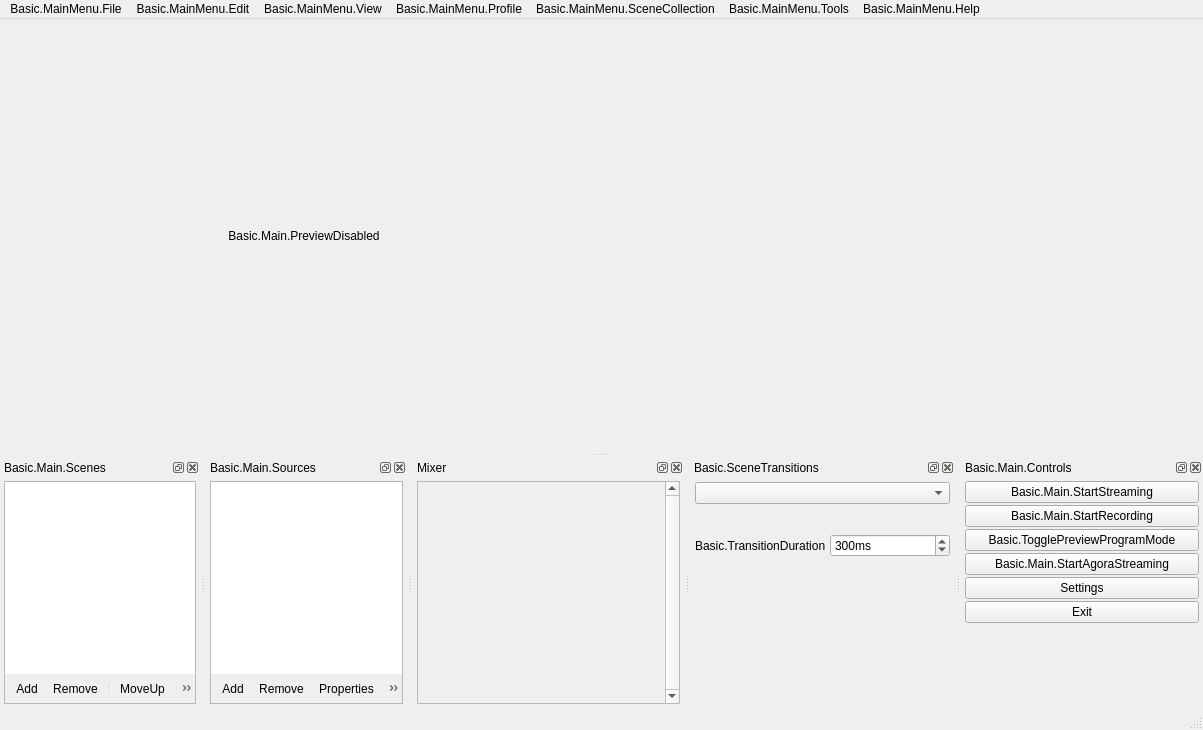
Before: the Qt Designer form UI/forms/OBSBasic.ui in AgoraIO/OBS, drawn with Qt 5.
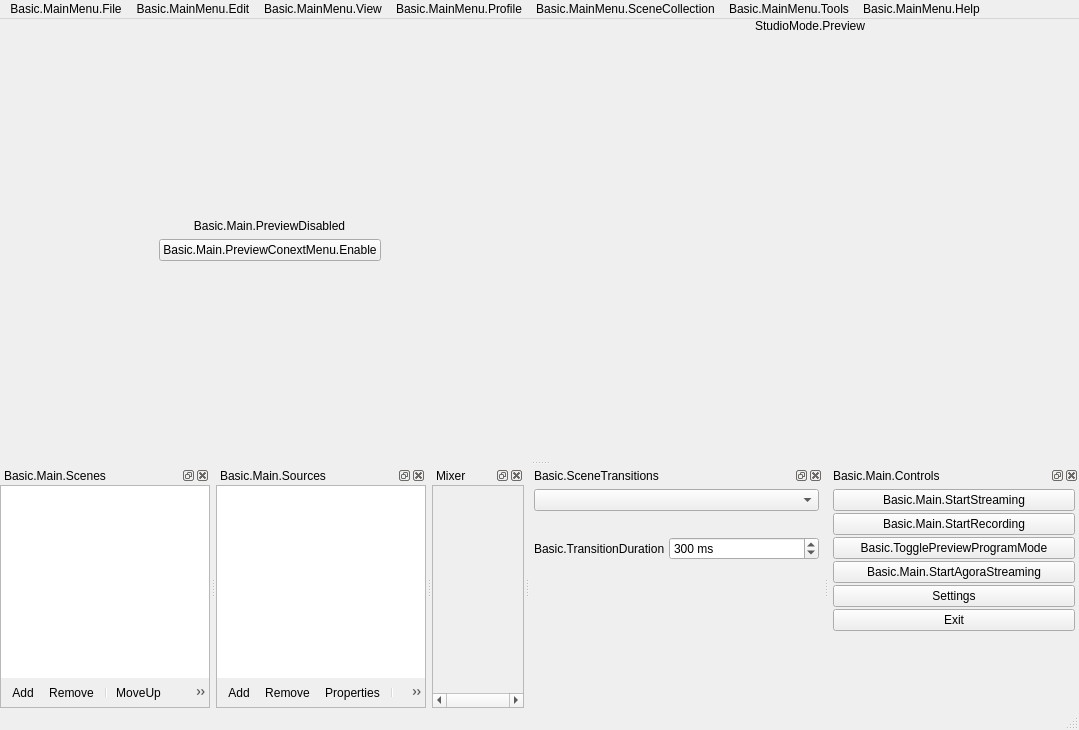
After: the same form once the commit is applied. The open tabs and pages were chosen to show the change. Icons and pictures are not drawn. Custom widgets are drawn as their Qt base class.

Patch:
```diff
--- a/UI/forms/OBSBasic.ui
+++ b/UI/forms/OBSBasic.ui
@@ -7,7 +7,7 @@
    <rect>
     <x>0</x>
     <y>0</y>
-    <width>1203</width>
+    <width>1079</width>
     <height>730</height>
    </rect>
   </property>
@@ -35,18 +35,57 @@
   </property>
   <widget class="QWidget" name="centralwidget">
    <layout class="QVBoxLayout" name="verticalLayout">
+    <property name="spacing">
+     <number>0</number>
+    </property>
+    <property name="leftMargin">
+     <number>0</number>
+    </property>
+    <property name="topMargin">
+     <number>0</number>
+    </property>
+    <property name="rightMargin">
+     <number>0</number>
+    </property>
+    <property name="bottomMargin">
+     <number>0</number>
+    </property>
     <item>
      <layout class="QHBoxLayout" name="horizontalLayout_2">
       <item>
-       <widget class="QLabel" name="previewDisabledLabel">
+       <layout class="QHBoxLayout" name="previewLayout">
+        <property name="spacing">
+         <number>2</number>
+        </property>
+        <item>
+         <widget class="QWidget" name="previewDisabledWidget" native="true">
         <property name="sizePolicy">
          <sizepolicy hsizetype="Expanding" vsizetype="Expanding">
           <horstretch>0</horstretch>
           <verstretch>0</verstretch>
          </sizepolicy>
         </property>
-        <property name="contextMenuPolicy">
-         <enum>Qt::CustomContextMenu</enum>
+          <layout class="QVBoxLayout" name="verticalLayout_7">
+           <item>
+            <spacer name="verticalSpacer_2">
+             <property name="orientation">
+              <enum>Qt::Vertical</enum>
+             </property>
+             <property name="sizeHint" stdset="0">
+              <size>
+               <width>20</width>
+               <height>40</height>
+              </size>
+             </property>
+            </spacer>
+           </item>
+           <item>
+            <widget class="QLabel" name="label">
+             <property name="sizePolicy">
+              <sizepolicy hsizetype="Preferred" vsizetype="Preferred">
+               <horstretch>0</horstretch>
+               <verstretch>0</verstretch>
+              </sizepolicy>
         </property>
         <property name="text">
          <string>Basic.Main.PreviewDisabled</string>
@@ -57,15 +96,73 @@
        </widget>
       </item>
       <item>
-       <layout class="QHBoxLayout" name="previewLayout">
-        <property name="spacing">
-         <number>2</number>
-        </property>
+            <layout class="QHBoxLayout" name="horizontalLayout">
+             <item>
+              <spacer name="horizontalSpacer_2">
+               <property name="orientation">
+                <enum>Qt::Horizontal</enum>
+               </property>
+               <property name="sizeHint" stdset="0">
+                <size>
+                 <width>40</width>
+                 <height>20</height>
+                </size>
+               </property>
+              </spacer>
+             </item>
+             <item>
+              <widget class="QPushButton" name="enablePreviewButton">
+               <property name="text">
+                <string>Basic.Main.PreviewConextMenu.Enable</string>
+               </property>
+              </widget>
+             </item>
+             <item>
+              <spacer name="horizontalSpacer_3">
+               <property name="orientation">
+                <enum>Qt::Horizontal</enum>
+               </property>
+               <property name="sizeHint" stdset="0">
+                <size>
+                 <width>40</width>
+                 <height>20</height>
+                </size>
+               </property>
+              </spacer>
+             </item>
+            </layout>
+           </item>
+           <item>
+            <spacer name="verticalSpacer_3">
+             <property name="orientation">
+              <enum>Qt::Vertical</enum>
+             </property>
+             <property name="sizeHint" stdset="0">
+              <size>
+               <width>20</width>
+               <height>40</height>
+              </size>
+             </property>
+            </spacer>
+           </item>
+          </layout>
+         </widget>
+        </item>
         <item>
          <layout class="QVBoxLayout" name="previewTextLayout">
           <property name="spacing">
-           <number>4</number>
+           <number>0</number>
           </property>
+          <item>
+           <widget class="QLabel" name="previewLabel">
+            <property name="text">
+             <string>StudioMode.Preview</string>
+            </property>
+            <property name="alignment">
+             <set>Qt::AlignBottom|Qt::AlignHCenter</set>
+            </property>
+           </widget>
+          </item>
           <item>
            <widget class="OBSBasicPreview" name="preview" native="true">
             <property name="sizePolicy">
@@ -102,8 +199,8 @@
     <rect>
      <x>0</x>
      <y>0</y>
-     <width>1203</width>
-     <height>30</height>
+     <width>1079</width>
+     <height>23</height>
     </rect>
    </property>
    <widget class="QMenu" name="menu_File">
@@ -325,17 +422,20 @@
    </attribute>
    <widget class="QWidget" name="dockWidgetContents_2">
     <layout class="QVBoxLayout" name="verticalLayout_6">
+     <property name="spacing">
+      <number>0</number>
+     </property>
      <property name="leftMargin">
-      <number>4</number>
+      <number>0</number>
      </property>
      <property name="topMargin">
-      <number>4</number>
+      <number>0</number>
      </property>
      <property name="rightMargin">
-      <number>4</number>
+      <number>0</number>
      </property>
      <property name="bottomMargin">
-      <number>4</number>
+      <number>0</number>
      </property>
      <item>
       <widget class="QFrame" name="scenesFrame">
@@ -457,17 +557,20 @@
    </attribute>
    <widget class="QWidget" name="dockWidgetContents_6">
     <layout class="QVBoxLayout" name="verticalLayout_5">
+     <property name="spacing">
+      <number>0</number>
+     </property>
      <property name="leftMargin">
-      <number>4</number>
+      <number>0</number>
      </property>
      <property name="topMargin">
-      <number>4</number>
+      <number>0</number>
      </property>
      <property name="rightMargin">
-      <number>4</number>
+      <number>0</number>
      </property>
      <property name="bottomMargin">
-      <number>4</number>
+      <number>0</number>
      </property>
      <item>
       <widget class="QFrame" name="sourcesFrame">
@@ -506,7 +609,7 @@
          <number>0</number>
         </property>
         <item>
-         <widget class="SourceListWidget" name="sources">
+         <widget class="SourceTree" name="sources">
           <property name="sizePolicy">
            <sizepolicy hsizetype="Preferred" vsizetype="Expanding">
             <horstretch>0</horstretch>
@@ -590,26 +693,24 @@
    </attribute>
    <widget class="QWidget" name="dockWidgetContents_7">
     <layout class="QVBoxLayout" name="verticalLayout_4">
+     <property name="spacing">
+      <number>0</number>
+     </property>
      <property name="leftMargin">
-      <number>4</number>
+      <number>0</number>
      </property>
      <property name="topMargin">
-      <number>4</number>
+      <number>0</number>
      </property>
      <property name="rightMargin">
-      <number>4</number>
+      <number>0</number>
      </property>
      <property name="bottomMargin">
-      <number>4</number>
+      <number>0</number>
      </property>
      <item>
-      <widget class="VScrollArea" name="mixerScrollArea">
-       <property name="minimumSize">
-        <size>
-         <width>220</width>
-         <height>0</height>
-        </size>
-       </property>
+      <widget class="QStackedWidget" name="stackedMixerArea">
+       <widget class="VScrollArea" name="hMixerScrollArea">
        <property name="contextMenuPolicy">
         <enum>Qt::CustomContextMenu</enum>
        </property>
@@ -660,6 +761,60 @@
           <number>0</number>
          </property>
         </layout>
+        </widget>
+       </widget>
+       <widget class="HScrollArea" name="vMixerScrollArea">
+        <property name="contextMenuPolicy">
+         <enum>Qt::CustomContextMenu</enum>
+        </property>
+        <property name="frameShape">
+         <enum>QFrame::StyledPanel</enum>
+        </property>
+        <property name="frameShadow">
+         <enum>QFrame::Sunken</enum>
+        </property>
+        <property name="verticalScrollBarPolicy">
+         <enum>Qt::ScrollBarAlwaysOff</enum>
+        </property>
+        <property name="horizontalScrollBarPolicy">
+         <enum>Qt::ScrollBarAlwaysOn</enum>
+        </property>
+        <property name="widgetResizable">
+         <bool>true</bool>
+        </property>
+        <widget class="QWidget" name="vVolumeWidgets">
+         <property name="geometry">
+          <rect>
+           <x>0</x>
+           <y>0</y>
+           <width>16</width>
+           <height>16</height>
+          </rect>
+         </property>
+         <property name="sizePolicy">
+          <sizepolicy hsizetype="Maximum" vsizetype="Preferred">
+           <horstretch>0</horstretch>
+           <verstretch>0</verstretch>
+          </sizepolicy>
+         </property>
+         <layout class="QHBoxLayout" name="vVolControlLayout">
+          <property name="spacing">
+           <number>0</number>
+          </property>
+          <property name="leftMargin">
+           <number>0</number>
+          </property>
+          <property name="topMargin">
+           <number>0</number>
+          </property>
+          <property name="rightMargin">
+           <number>0</number>
+          </property>
+          <property name="bottomMargin">
+           <number>0</number>
+          </property>
+         </layout>
+        </widget>
        </widget>
       </widget>
      </item>
@@ -694,19 +849,19 @@
       <widget class="QWidget" name="transitionsContainer" native="true">
        <layout class="QVBoxLayout" name="verticalLayout_2">
         <property name="spacing">
-         <number>4</number>
+         <number>2</number>
         </property>
         <property name="leftMargin">
-         <number>1</number>
+         <number>0</number>
         </property>
         <property name="topMargin">
-         <number>1</number>
+         <number>0</number>
         </property>
         <property name="rightMargin">
-         <number>1</number>
+         <number>0</number>
         </property>
         <property name="bottomMargin">
-         <number>2</number>
+         <number>0</number>
         </property>
         <item>
          <widget class="QComboBox" name="transitions">
@@ -876,7 +1031,7 @@
              <string>Basic.TransitionDuration</string>
             </property>
             <property name="suffix">
-             <string>ms</string>
+             <string> ms</string>
             </property>
             <property name="minimum">
              <number>2</number>
@@ -946,11 +1101,17 @@
         <bool>true</bool>
        </property>
        <property name="sizePolicy">
-        <sizepolicy hsizetype="Preferred" vsizetype="Fixed">
+        <sizepolicy hsizetype="Ignored" vsizetype="Fixed">
          <horstretch>0</horstretch>
          <verstretch>0</verstretch>
         </sizepolicy>
        </property>
+       <property name="minimumSize">
+        <size>
+         <width>150</width>
+         <height>0</height>
+        </size>
+       </property>
        <property name="text">
         <string>Basic.Main.StartStreaming</string>
        </property>
@@ -960,19 +1121,36 @@
       </widget>
      </item>
      <item>
-      <widget class="QPushButton" name="recordButton">
+      <layout class="QHBoxLayout" name="recordingLayout">
+       <property name="spacing">
+        <number>2</number>
+       </property>
+       <property name="leftMargin">
+        <number>0</number>
+       </property>
+       <property name="topMargin">
+        <number>0</number>
+       </property>
+       <property name="rightMargin">
+        <number>0</number>
+       </property>
+       <property name="bottomMargin">
+        <number>0</number>
+       </property>
+       <item>
+        <widget class="RecordButton" name="recordButton">
        <property name="enabled">
         <bool>true</bool>
        </property>
        <property name="sizePolicy">
-        <sizepolicy hsizetype="Preferred" vsizetype="Fixed">
+          <sizepolicy hsizetype="Ignored" vsizetype="Fixed">
          <horstretch>0</horstretch>
          <verstretch>0</verstretch>
         </sizepolicy>
        </property>
        <property name="minimumSize">
         <size>
-         <width>130</width>
+           <width>0</width>
          <height>0</height>
         </size>
        </property>
@@ -984,8 +1162,22 @@
        </property>
       </widget>
      </item>
+      </layout>
+     </item>
      <item>
       <widget class="QPushButton" name="modeSwitch">
+       <property name="sizePolicy">
+        <sizepolicy hsizetype="Ignored" vsizetype="Fixed">
+         <horstretch>0</horstretch>
+         <verstretch>0</verstretch>
+        </sizepolicy>
+       </property>
+       <property name="minimumSize">
+        <size>
+         <width>150</width>
+         <height>0</height>
+        </size>
+       </property>
        <property name="text">
         <string>Basic.TogglePreviewProgramMode</string>
        </property>
@@ -1004,11 +1196,17 @@
      <item>
       <widget class="QPushButton" name="settingsButton">
        <property name="sizePolicy">
-        <sizepolicy hsizetype="Preferred" vsizetype="Fixed">
+        <sizepolicy hsizetype="Ignored" vsizetype="Fixed">
          <horstretch>0</horstretch>
          <verstretch>0</verstretch>
         </sizepolicy>
        </property>
+       <property name="minimumSize">
+        <size>
+         <width>150</width>
+         <height>0</height>
+        </size>
+       </property>
        <property name="text">
         <string>Settings</string>
        </property>
@@ -1017,11 +1215,17 @@
      <item>
       <widget class="QPushButton" name="exitButton">
        <property name="sizePolicy">
-        <sizepolicy hsizetype="Preferred" vsizetype="Fixed">
+        <sizepolicy hsizetype="Ignored" vsizetype="Fixed">
          <horstretch>0</horstretch>
          <verstretch>0</verstretch>
         </sizepolicy>
        </property>
+       <property name="minimumSize">
+        <size>
+         <width>150</width>
+         <height>0</height>
+        </size>
+       </property>
        <property name="text">
         <string>Exit</string>
        </property>
@@ -1599,6 +1803,12 @@
    <extends>QStatusBar</extends>
    <header>window-basic-status-bar.hpp</header>
   </customwidget>
+  <customwidget>
+   <class>HScrollArea</class>
+   <extends>QScrollArea</extends>
+   <header>horizontal-scroll-area.hpp</header>
+   <container>1</container>
+  </customwidget>
   <customwidget>
    <class>VScrollArea</class>
    <extends>QScrollArea</extends>
@@ -1606,9 +1816,25 @@
    <container>1</container>
   </customwidget>
   <customwidget>
-   <class>SourceListWidget</class>
+   <class>SourceTree</class>
+   <extends>QListView</extends>
+   <header>source-tree.hpp</header>
+  </customwidget>
+  <customwidget>
+   <class>SceneTree</class>
    <extends>QListWidget</extends>
-   <header>source-list-widget.hpp</header>
+   <header>scene-tree.hpp</header>
+  </customwidget>
+  <customwidget>
+   <class>OBSDock</class>
+   <extends>QDockWidget</extends>
+   <header>window-dock.hpp</header>
+   <container>1</container>
+  </customwidget>
+  <customwidget>
+   <class>RecordButton</class>
+   <extends>QPushButton</extends>
+   <header>record-button.hpp</header>
   </customwidget>
  </customwidgets>
  <resources>
```
Left out of the diff: 117 changed lines with no effect on the pictures. Lines whose indentation alone changed are shown as unchanged.
